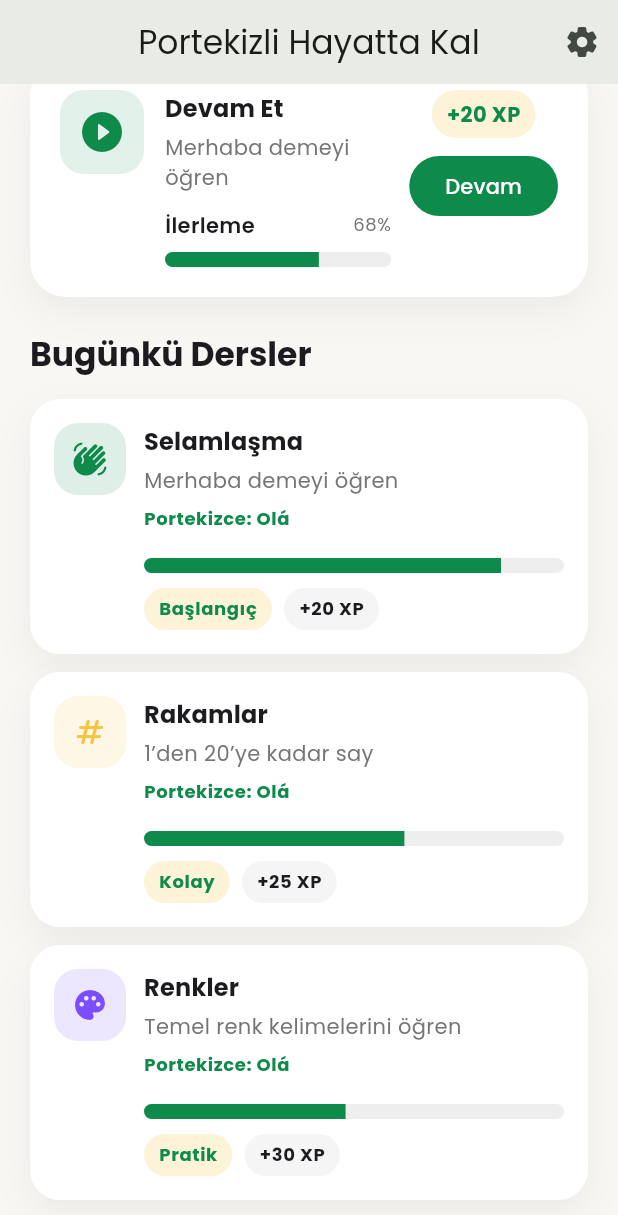
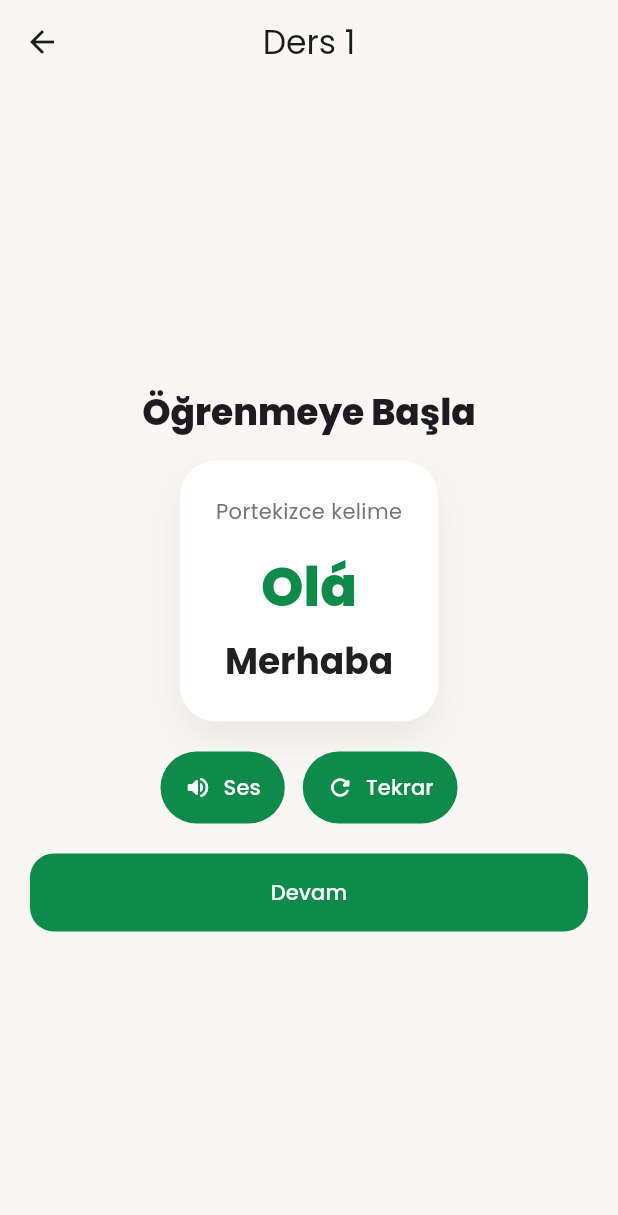
Before and after one commit to cihangirbasbug-byte/PortugueseSurvivor, a Flutter app: the HomePage screen opened directly, scrolled down 772 dp, after a tap on "Devam", on a phone screen of 412 x 824 dp. Shown: the top 1215 px of the screen. Run offline on Flutter 3.47's test engine with Material 3 defaults, Android fonts, the phone set to English and light mode, and no system bars; our stand-ins replace google_fonts.

Commit message:
feat: add first lesson experience

```diff
--- a/lib/features/home/presentation/widgets/continue_lesson_card.dart
+++ b/lib/features/home/presentation/widgets/continue_lesson_card.dart
@@ -1,6 +1,7 @@
 import 'package:flutter/material.dart';
 
 import '../../../../core/constants/app_colors.dart';
+import '../../../lesson/presentation/lesson_page.dart';
 import 'progress_section.dart';
 
 class ContinueLessonCard extends StatelessWidget {
@@ -93,7 +94,13 @@ class ContinueLessonCard extends StatelessWidget {
               ),
               const SizedBox(height: 8),
               FilledButton(
-                onPressed: () {},
+                onPressed: () {
+                  Navigator.of(context).push(
+                    MaterialPageRoute(
+                      builder: (_) => const LessonPage(),
+                    ),
+                  );
+                },
                 style: FilledButton.styleFrom(
                   backgroundColor: AppColors.primary,
                   shape: RoundedRectangleBorder(
--- /dev/null
+++ b/lib/features/lesson/presentation/lesson_page.dart
@@ -0,0 +1,180 @@
+import 'package:flutter/material.dart';
+
+import '../../../core/constants/app_colors.dart';
+import 'widgets/answer_button.dart';
+import 'widgets/audio_button.dart';
+import 'widgets/lesson_complete_card.dart';
+import 'widgets/word_card.dart';
+import 'widgets/xp_dialog.dart';
+
+class LessonPage extends StatefulWidget {
+  const LessonPage({super.key});
+
+  @override
+  State<LessonPage> createState() => _LessonPageState();
+}
+
+class _LessonPageState extends State<LessonPage> {
+  int _step = 0;
+  int? _selectedAnswerIndex;
+  bool _showFeedback = false;
+  bool _isCorrect = false;
+
+  final List<String> _answers = [
+    'Merhaba',
+    'Hoşça kal',
+    'Teşekkür ederim',
+    'Lütfen',
+  ];
+
+  void _handleAnswer(int index) {
+    setState(() {
+      _selectedAnswerIndex = index;
+      _showFeedback = true;
+      _isCorrect = index == 0;
+    });
+
+    if (_isCorrect) {
+      showDialog<void>(
+        context: context,
+        barrierDismissible: false,
+        builder: (context) => XpDialog(
+          title: 'Harika!',
+          message: 'Doğru cevap! Yeni kelimeyi öğrendin.',
+          xp: 5,
+          onPressed: () {
+            Navigator.of(context).pop();
+            setState(() {
+              _step = 2;
+              _selectedAnswerIndex = null;
+              _showFeedback = false;
+            });
+          },
+        ),
+      );
+    }
+  }
+
+  @override
+  Widget build(BuildContext context) {
+    return Scaffold(
+      backgroundColor: AppColors.background,
+      appBar: AppBar(
+        title: const Text('Ders 1'),
+        backgroundColor: AppColors.background,
+      ),
+      body: SafeArea(
+        child: Center(
+          child: ConstrainedBox(
+            constraints: const BoxConstraints(maxWidth: 640),
+            child: Padding(
+              padding: const EdgeInsets.all(20),
+              child: _buildStepContent(),
+            ),
+          ),
+        ),
+      ),
+    );
+  }
+
+  Widget _buildStepContent() {
+    switch (_step) {
+      case 0:
+        return Column(
+          mainAxisAlignment: MainAxisAlignment.center,
+          children: [
+            Text(
+              'Öğrenmeye Başla',
+              style: Theme.of(context).textTheme.headlineSmall?.copyWith(
+                fontWeight: FontWeight.w800,
+              ),
+            ),
+            const SizedBox(height: 16),
+            const WordCard(
+              portugueseWord: 'Olá',
+              turkishMeaning: 'Merhaba',
+              hint: 'Portekizce kelime',
+            ),
+            const SizedBox(height: 20),
+            Row(
+              mainAxisAlignment: MainAxisAlignment.center,
+              children: [
+                AudioButton(
+                  label: 'Ses',
+                  icon: Icons.volume_up_rounded,
+                  onPressed: () {},
+                ),
+                const SizedBox(width: 12),
+                AudioButton(
+                  label: 'Tekrar',
+                  icon: Icons.refresh_rounded,
+                  onPressed: () {},
+                ),
+              ],
+            ),
+            const SizedBox(height: 20),
+            SizedBox(
+              width: double.infinity,
+              child: FilledButton(
+                onPressed: () {
+                  setState(() {
+                    _step = 1;
+                  });
+                },
+                style: FilledButton.styleFrom(
+                  backgroundColor: AppColors.primary,
+                  padding: const EdgeInsets.symmetric(vertical: 16),
+                  shape: RoundedRectangleBorder(
+                    borderRadius: BorderRadius.circular(16),
+                  ),
+                ),
+                child: const Text('Devam'),
+              ),
+            ),
+          ],
+        );
+      case 1:
+        return Column(
+          mainAxisAlignment: MainAxisAlignment.center,
+          children: [
+            Text(
+              'Olá ne demektir?',
+              style: Theme.of(context).textTheme.headlineSmall?.copyWith(
+                fontWeight: FontWeight.w800,
+              ),
+            ),
+            const SizedBox(height: 20),
+            ...List.generate(_answers.length, (index) {
+              return Padding(
+                padding: const EdgeInsets.only(bottom: 12),
+                child: AnswerButton(
+                  label: _answers[index],
+                  isCorrect: index == 0,
+                  isSelected: _selectedAnswerIndex == index,
+                  onPressed: () => _handleAnswer(index),
+                ),
+              );
+            }),
+            if (_showFeedback)
+              Padding(
+                padding: const EdgeInsets.only(top: 8),
+                child: Text(
+                  _isCorrect ? 'Harika!' : 'Tekrar deneyelim.',
+                  style: Theme.of(context).textTheme.bodyLarge?.copyWith(
+                    color: _isCorrect ? AppColors.primary : Colors.orange.shade700,
+                    fontWeight: FontWeight.w700,
+                  ),
+                ),
+              ),
+          ],
+        );
+      default:
+        return LessonCompleteCard(
+          xp: 20,
+          onPressed: () {
+            Navigator.of(context).maybePop();
+          },
+        );
+    }
+  }
+}
--- /dev/null
+++ b/lib/features/lesson/presentation/widgets/audio_button.dart
@@ -0,0 +1,32 @@
+import 'package:flutter/material.dart';
+
+import '../../../../../core/constants/app_colors.dart';
+
+class AudioButton extends StatelessWidget {
+  final String label;
+  final IconData icon;
+  final VoidCallback onPressed;
+
+  const AudioButton({
+    super.key,
+    required this.label,
+    required this.icon,
+    required this.onPressed,
+  });
+
+  @override
+  Widget build(BuildContext context) {
+    return FilledButton.icon(
+      onPressed: onPressed,
+      icon: Icon(icon),
+      label: Text(label),
+      style: FilledButton.styleFrom(
+        backgroundColor: AppColors.primary,
+        padding: const EdgeInsets.symmetric(horizontal: 16, vertical: 14),
+        shape: RoundedRectangleBorder(
+          borderRadius: BorderRadius.circular(999),
+        ),
+      ),
+    );
+  }
+}
--- /dev/null
+++ b/lib/features/lesson/presentation/widgets/word_card.dart
@@ -0,0 +1,60 @@
+import 'package:flutter/material.dart';
+
+import '../../../../../core/constants/app_colors.dart';
+
+class WordCard extends StatelessWidget {
+  final String portugueseWord;
+  final String turkishMeaning;
+  final String hint;
+
+  const WordCard({
+    super.key,
+    required this.portugueseWord,
+    required this.turkishMeaning,
+    required this.hint,
+  });
+
+  @override
+  Widget build(BuildContext context) {
+    return Container(
+      padding: const EdgeInsets.all(24),
+      decoration: BoxDecoration(
+        color: Colors.white,
+        borderRadius: BorderRadius.circular(24),
+        boxShadow: [
+          BoxShadow(
+            color: Colors.black.withValues(alpha: 0.06),
+            blurRadius: 20,
+            offset: const Offset(0, 12),
+          ),
+        ],
+      ),
+      child: Column(
+        children: [
+          Text(
+            hint,
+            style: Theme.of(context).textTheme.bodyMedium?.copyWith(
+              color: Colors.grey.shade600,
+            ),
+          ),
+          const SizedBox(height: 18),
+          Text(
+            portugueseWord,
+            style: Theme.of(context).textTheme.displaySmall?.copyWith(
+              fontWeight: FontWeight.w800,
+              color: AppColors.primary,
+            ),
+          ),
+          const SizedBox(height: 12),
+          Text(
+            turkishMeaning,
+            style: Theme.of(context).textTheme.headlineSmall?.copyWith(
+              fontWeight: FontWeight.w700,
+              color: AppColors.text,
+            ),
+          ),
+        ],
+      ),
+    );
+  }
+}
```
Also changed, not shown: lib/features/lesson/presentation/widgets/answer_button.dart (added, +46 -0 lines), lib/features/lesson/presentation/widgets/lesson_complete_card.dart (added, +76 -0 lines), lib/features/lesson/presentation/widgets/xp_dialog.dart (added, +68 -0 lines), 1 other file.
